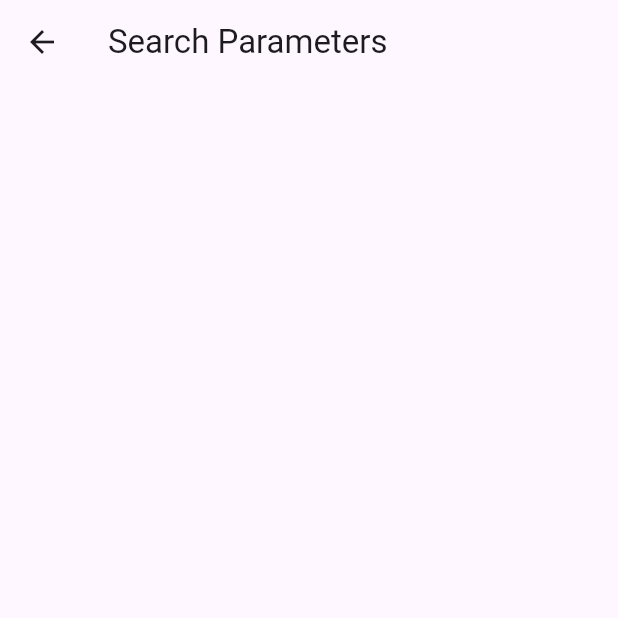
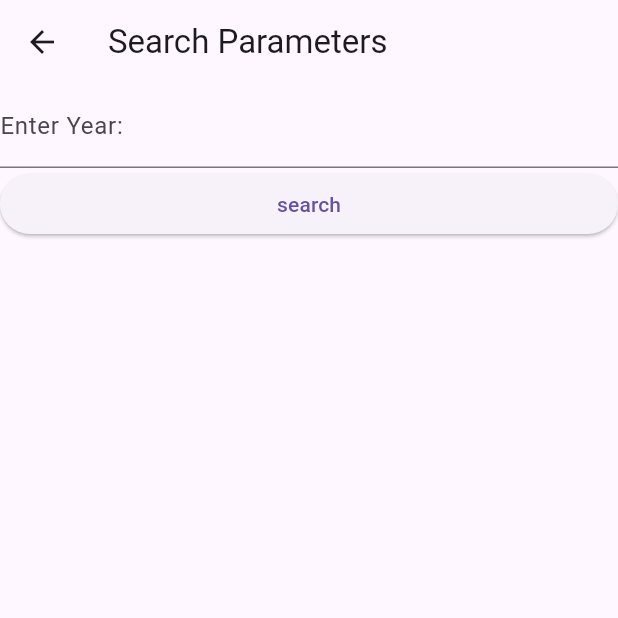
Before and after one commit to zacw-243L/flutter-movie-app, a Flutter app: the screen it shows after launch, after a tap on the "search" icon, on a phone screen of 412 x 824 dp, the top half of it. Run offline on Flutter 3.47's test engine with Material 3 defaults, Android fonts, the phone set to English and light mode, and no system bars; network calls fail.

Commit message:
nearly done

```diff
--- a/lib/screens/home_screen.dart
+++ b/lib/screens/home_screen.dart
@@ -26,7 +26,7 @@ class _HomeScreenState extends State<HomeScreen> {
     Map<String, String> queryParams = {
       //TODO Add query parameters
       'list': 'top_boxoffice_200',
-      "year": "2023"
+      "year": strYear
     };
 
     //DO NOT EDIT
@@ -56,6 +56,11 @@ class _HomeScreenState extends State<HomeScreen> {
       floatingActionButton: FloatingActionButton(
         onPressed: () async {
           final typedName = await Navigator.pushNamed(context, '/search');
+          if (typedName != null) {
+            setState(() {
+              strYear = typedName.toString();
+            });
+          }
         },
         child: const Icon(Icons.search, size: 30.0, color: Colors.black),
       ),
--- a/lib/screens/search_screen.dart
+++ b/lib/screens/search_screen.dart
@@ -16,6 +16,35 @@ class _SearchScreenState extends State<SearchScreen> {
       appBar: AppBar(
         title: const Text('Search Parameters'),
       ),
+      body: SafeArea(
+        child: Column(
+          children: [
+            TextField(
+              controller: movieController,
+              decoration: InputDecoration(
+                labelText: 'Enter Year:',
+              ),
+            ),
+            Container(
+              width: double.infinity, // Make the button as wide as the screen
+              child: ElevatedButton(
+                onPressed: () {
+                  if (movieController.text.isEmpty) {
+                    ScaffoldMessenger.of(context).showSnackBar(
+                      SnackBar(
+                        content: Text('Please enter a year'),
+                      ),
+                    );
+                  } else {
+                    Navigator.pop(context, movieController.text);
+                  }
+                },
+                child: Text('search'),
+              ),
+            ),
+          ],
+        ),
+      ),
     );
   }
 }
```
